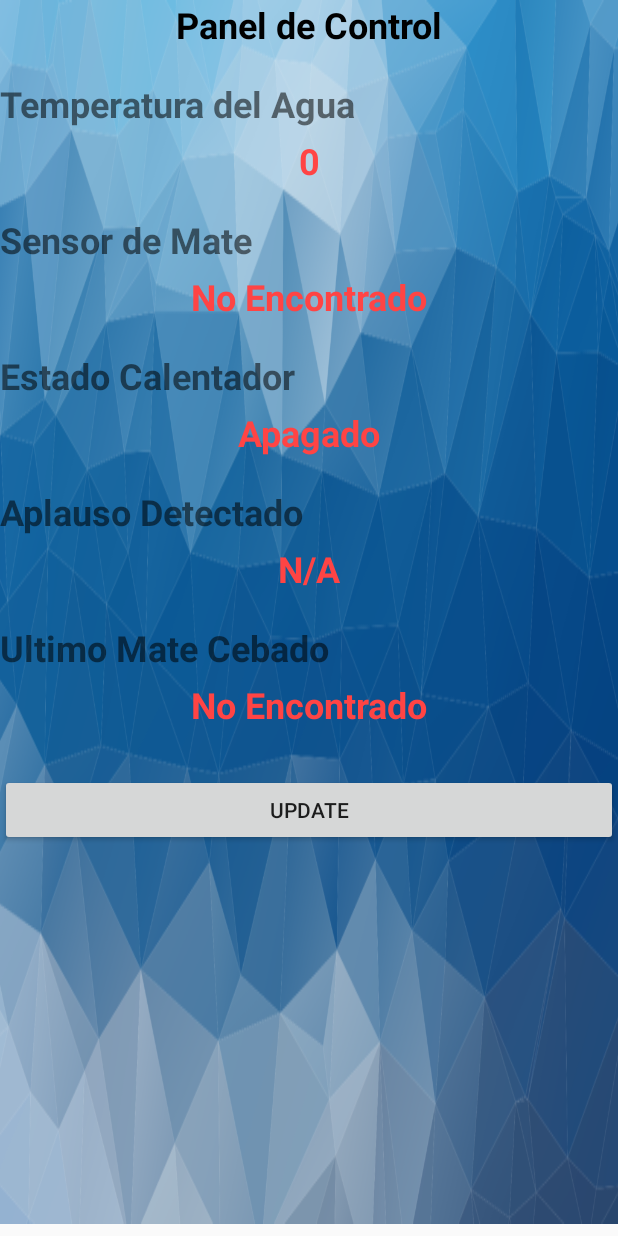
After one commit to soa-1c2019-unlam/SMARTE, an Android app: the PanelDeControl screen opened directly, with no data from a screen before it, on a phone screen of 412 x 824 dp. The commit adds this screen. Run offline under Robolectric (Android 15) with nearby library versions, the phone set to English and light mode, and no system bars; our stand-ins replace Firebase (no records; nobody signed in at launch, a user with empty details on screens opened directly).

Commit message:
Panel de control agregado. Fix de color Opaco en Colors.xml
Se agrega un Panel de Control con algunas variables del Smarte. Ademas se realiza Fix del la variable colorFondoActionBar ya que tenia no tenia seteado un color opaco y hacia que la aplicacion crasheara al entrar a los perfiles.

```diff
--- a/Android/app/src/main/AndroidManifest.xml
+++ b/Android/app/src/main/AndroidManifest.xml
@@ -24,8 +24,9 @@
             android:theme="@style/AppThemeSmarte" />
         <activity android:name=".MateAlGustoActivity" />
         <activity android:name=".IniciarCebador" />
-        <activity android:name=".MainActivity">
-            <intent-filter>
+        <activity android:name=".PanelDeControl" />
+        <activity android:name=".MainActivity" >
+        <intent-filter>
                 <action android:name="android.intent.action.MAIN" />
 
                 <category android:name="android.intent.category.LAUNCHER" />
--- a/Android/app/src/main/java/com/example/smarteapp2/MainActivity.java
+++ b/Android/app/src/main/java/com/example/smarteapp2/MainActivity.java
@@ -47,5 +47,14 @@ public class MainActivity extends AppCompatActivity {
                 startActivityForResult(intent, 0);
             }
         });
+
+        Button btnPanelControl = findViewById(R.id.panelControlButton);
+        btnPanelControl.setOnClickListener(new View.OnClickListener() {
+            @Override
+            public void onClick(View v) {
+                Intent intent = new Intent(v.getContext(), PanelDeControl.class);
+                startActivityForResult(intent, 0);
+            }
+        });
     }
 }
--- /dev/null
+++ b/Android/app/src/main/java/com/example/smarteapp2/PanelDeControl.java
@@ -0,0 +1,118 @@
+package com.example.smarteapp2;
+
+
+import android.graphics.Color;
+import android.os.Bundle;
+import android.support.annotation.NonNull;
+import android.support.v7.app.AppCompatActivity;
+import android.view.View;
+import android.widget.Button;
+import android.widget.TextView;
+
+import com.google.firebase.FirebaseApp;
+import com.google.firebase.database.DataSnapshot;
+import com.google.firebase.database.DatabaseError;
+import com.google.firebase.database.DatabaseReference;
+import com.google.firebase.database.FirebaseDatabase;
+import com.google.firebase.database.ValueEventListener;
+
+
+public class PanelDeControl extends AppCompatActivity {
+
+    FirebaseDatabase firebaseDataBase;
+    DatabaseReference databaseReference;
+
+
+
+    long distanciaAceptableMate = 20;
+
+    @Override
+    protected void onCreate(Bundle savedInstanceState) {
+        super.onCreate(savedInstanceState);
+        setContentView(R.layout.activity_panel_de_control);
+        inicializarFirebase();
+
+        Button btnUpdate = findViewById(R.id.updateBtn);
+        btnUpdate.setOnClickListener(new View.OnClickListener() {
+            @Override
+            public void onClick(View v) {
+                updatePanel();
+            }
+        });
+    }
+
+
+    private void updatePanel() {
+        databaseReference.child("temperatura").addValueEventListener(new ValueEventListener() {
+            @Override
+            public void onDataChange(@NonNull DataSnapshot dataSnapshot) {
+                TextView txtViewTemperatura = findViewById(R.id.temperaturaTxtView);
+                Long temp = (Long)dataSnapshot.getValue();
+
+                if (temp < 20)
+                    txtViewTemperatura.setTextColor(Color.BLUE);
+                else if (temp >= 20 && temp < 60)
+                    txtViewTemperatura.setTextColor(Color.parseColor("#E5A62A"));
+                else if (temp >=60 && temp <=85 )
+                    txtViewTemperatura.setTextColor(Color.GREEN);
+                else
+                    txtViewTemperatura.setTextColor(Color.RED);
+
+                txtViewTemperatura.setText(temp.toString());
+            }
+
+            @Override
+            public void onCancelled(@NonNull DatabaseError databaseError) {
+
+            }
+        });
+
+        databaseReference.child("ultrasonido").addValueEventListener(new ValueEventListener() {
+            @Override
+            public void onDataChange(@NonNull DataSnapshot dataSnapshot) {
+                TextView txtViewUltrasonido = findViewById(R.id.ultrasonidoTxtView);
+                Long ultrasonido = (Long)dataSnapshot.getValue();
+
+                if (ultrasonido >= distanciaAceptableMate) {
+                    txtViewUltrasonido.setText("Mate no Encontrado");
+                    txtViewUltrasonido.setTextColor(Color.RED);
+                } else if(ultrasonido <= distanciaAceptableMate) {
+                    txtViewUltrasonido.setTextColor(Color.GREEN);
+                    txtViewUltrasonido.setText("Mate Encontrado");
+                }
+            }
+
+            @Override
+            public void onCancelled(@NonNull DatabaseError databaseError) {
+
+            }
+        });
+
+        databaseReference.child("ledCalentandoPWM").addValueEventListener(new ValueEventListener() {
+            @Override
+            public void onDataChange(@NonNull DataSnapshot dataSnapshot) {
+                TextView txtViewCalentador = findViewById(R.id.calentadorTxtView);
+                Long calentandoAgua = (Long)dataSnapshot.getValue();
+
+                if (calentandoAgua == 1){
+                    txtViewCalentador.setText("Calentador Prendido");
+                    txtViewCalentador.setTextColor(Color.GREEN);
+                } else {
+                    txtViewCalentador.setText("Calentador Apagado");
+                    txtViewCalentador.setTextColor(Color.RED);
+                }
+            }
+
+            @Override
+            public void onCancelled(@NonNull DatabaseError databaseError) {
+            }
+        });
+    }
+
+    private void inicializarFirebase() {
+        FirebaseApp.initializeApp(this);
+        firebaseDataBase = FirebaseDatabase.getInstance();
+        databaseReference = firebaseDataBase.getReference();
+    }
+
+}
--- a/Android/app/src/main/res/layout/activity_configurar_perfiles.xml
+++ b/Android/app/src/main/res/layout/activity_configurar_perfiles.xml
@@ -60,7 +60,7 @@
             <LinearLayout
                 android:layout_width="match_parent"
                 android:layout_height="wrap_content"
-                android:orientation="vertical" >
+                android:orientation="vertical">
 
                 <ListView
                     android:id="@+id/listaDePerfiles"
--- a/Android/app/src/main/res/layout/activity_main.xml
+++ b/Android/app/src/main/res/layout/activity_main.xml
@@ -43,5 +43,13 @@
             android:background="@android:drawable/toast_frame"
             android:text="Programar horarios" />
 
+        <Button
+            android:id="@+id/panelControlButton"
+            android:layout_width="match_parent"
+            android:layout_height="wrap_content"
+            android:layout_marginTop="10px"
+            android:background="@android:drawable/toast_frame"
+            android:text="Panel De Control" />
+
     </LinearLayout>
 </android.support.constraint.ConstraintLayout>
--- /dev/null
+++ b/Android/app/src/main/res/layout/activity_panel_de_control.xml
@@ -0,0 +1,140 @@
+<?xml version="1.0" encoding="utf-8"?>
+<android.support.constraint.ConstraintLayout xmlns:android="http://schemas.android.com/apk/res/android"
+    xmlns:app="http://schemas.android.com/apk/res-auto"
+    xmlns:tools="http://schemas.android.com/tools"
+    android:layout_width="match_parent"
+    android:layout_height="match_parent">
+
+    <LinearLayout
+        android:layout_width="match_parent"
+        android:layout_height="0dp"
+        android:layout_marginTop="0px"
+        android:layout_marginBottom="8dp"
+        android:background="@drawable/fondoazul"
+        android:orientation="vertical"
+        app:layout_constraintBottom_toBottomOf="parent"
+        app:layout_constraintTop_toTopOf="parent"
+        app:layout_constraintVertical_bias="0.0"
+        tools:layout_editor_absoluteX="-16dp">
+
+        <TextView
+            android:id="@+id/tituloPanelControl"
+            android:layout_width="match_parent"
+            android:layout_height="wrap_content"
+            android:text="Panel de Control"
+            android:textAlignment="center"
+            android:textColor="#000000"
+            android:textSize="24sp"
+            android:textStyle="bold" />
+
+        <TextView
+            android:id="@+id/textView11"
+            android:layout_width="match_parent"
+            android:layout_height="wrap_content"
+            android:layout_marginTop="20dp"
+            android:text="Temperatura del Agua"
+            android:textSize="24sp"
+            android:textStyle="bold" />
+
+        <TextView
+            android:id="@+id/temperaturaTxtView"
+            android:layout_width="match_parent"
+            android:layout_height="wrap_content"
+            android:layout_marginTop="5dp"
+            android:gravity="center"
+            android:text="0"
+            android:textColor="@android:color/holo_red_light"
+            android:textSize="24sp"
+            android:textStyle="bold" />
+
+        <TextView
+            android:id="@+id/textView13"
+            android:layout_width="match_parent"
+            android:layout_height="wrap_content"
+            android:layout_marginTop="20dp"
+            android:text="Sensor de Mate"
+            android:textSize="24sp"
+            android:textStyle="bold" />
+
+        <TextView
+            android:id="@+id/ultrasonidoTxtView"
+            android:layout_width="match_parent"
+            android:layout_height="wrap_content"
+            android:layout_marginTop="5dp"
+            android:gravity="center"
+            android:text="No Encontrado"
+            android:textColor="@android:color/holo_red_light"
+            android:textSize="24sp"
+            android:textStyle="bold" />
+
+        <TextView
+            android:id="@+id/etiquetaCalentadorTxtView"
+            android:layout_width="match_parent"
+            android:layout_height="wrap_content"
+            android:layout_marginTop="20dp"
+            android:text="Estado Calentador"
+            android:textSize="24sp"
+            android:textStyle="bold" />
+
+        <TextView
+            android:id="@+id/calentadorTxtView"
+            android:layout_width="match_parent"
+            android:layout_height="wrap_content"
+            android:layout_marginTop="5dp"
+            android:gravity="center"
+            android:text="Apagado"
+            android:textColor="@android:color/holo_red_light"
+            android:textSize="24sp"
+            android:textStyle="bold" />
+
+        <TextView
+            android:id="@+id/textView14"
+            android:layout_width="match_parent"
+            android:layout_height="wrap_content"
+            android:layout_marginTop="20dp"
+            android:text="Aplauso Detectado"
+            android:textSize="24sp"
+            android:textStyle="bold" />
+
+        <TextView
+            android:id="@+id/aplausoTxtView"
+            android:layout_width="match_parent"
+            android:layout_height="wrap_content"
+            android:layout_marginTop="5dp"
+            android:gravity="center"
+            android:text="N/A"
+            android:textColor="@android:color/holo_red_light"
+            android:textSize="24sp"
+            android:textStyle="bold" />
+
+        <TextView
+            android:id="@+id/textView7"
+            android:layout_width="match_parent"
+            android:layout_height="wrap_content"
+            android:layout_marginTop="20dp"
+            android:text="Ultimo Mate Cebado"
+            android:textSize="24sp"
+            android:textStyle="bold" />
+
+        <TextView
+            android:id="@+id/ultimoMateTxtView"
+            android:layout_width="match_parent"
+            android:layout_height="wrap_content"
+            android:layout_marginTop="5dp"
+            android:gravity="center"
+            android:text="No Encontrado"
+            android:textColor="@android:color/holo_red_light"
+            android:textSize="24sp"
+            android:textStyle="bold" />
+
+        <Button
+            android:id="@+id/updateBtn"
+            android:layout_width="fill_parent"
+            android:layout_height="wrap_content"
+
+            android:layout_marginTop="30dp"
+            android:text="Update" />
+
+    </LinearLayout>
+
+</android.support.constraint.ConstraintLayout>
--- a/Android/app/src/main/res/values/colors.xml
+++ b/Android/app/src/main/res/values/colors.xml
@@ -3,5 +3,5 @@
     <color name="colorPrimary">#008577</color>
     <color name="colorPrimaryDark">#00574B</color>
     <color name="colorAccent">#D81B60</color>
-    <color name="colorFondoActionBar">#5E3D82FF</color>
+    <color name="colorFondoActionBar">#78A8FF</color>
 </resources>
```
